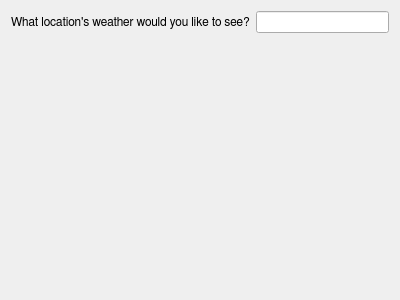
Old version of the form weatherwindow.ui in the repository steven938/Raspi-Widget.
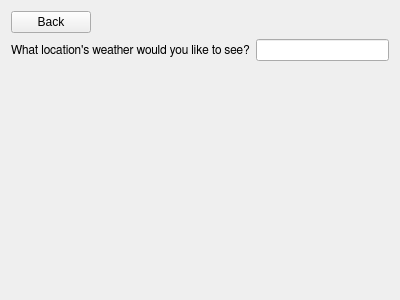
New version of the form.

The edit to the form file:
```diff
--- a/weatherwindow.ui
+++ b/weatherwindow.ui
@@ -14,7 +14,16 @@
    <string>Habari | Weather</string>
   </property>
   <layout class="QFormLayout" name="formLayout">
-   <item row="0" column="0">
+   <item row="1" column="1">
+    <widget class="QLineEdit" name="searchBar">
+     <property name="font">
+      <font>
+       <family>FreeSans</family>
+      </font>
+     </property>
+    </widget>
+   </item>
+   <item row="1" column="0">
     <widget class="QLabel" name="label">
      <property name="font">
       <font>
@@ -26,12 +35,10 @@
      </property>
     </widget>
    </item>
-   <item row="0" column="1">
-    <widget class="QLineEdit" name="searchBar">
-     <property name="font">
-      <font>
-       <family>FreeSans</family>
-      </font>
+   <item row="0" column="0">
+    <widget class="QPushButton" name="BackButton">
+     <property name="text">
+      <string>Back</string>
      </property>
     </widget>
    </item>
```
